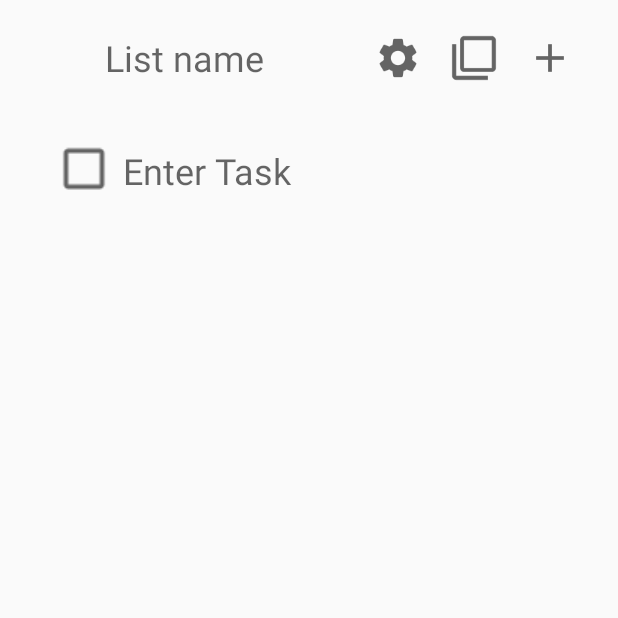
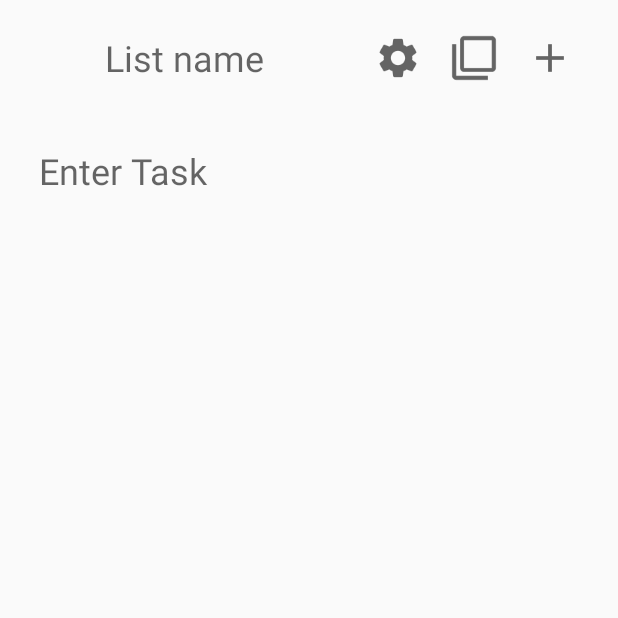
Before and after one commit to RedSlimeKing/ToDo-App, an Android app: the screen it shows after launch (MainActivity), on a phone screen of 412 x 824 dp, the top half of it. Run offline under Robolectric (Android 15) with nearby library versions, the phone set to English and light mode, and no system bars.

Commit message:
Fixed Checkbox on ghost text

```diff
--- a/ToDoAPP/app/src/main/java/com/example/todoapp/RecyclerViewAdapter.java
+++ b/ToDoAPP/app/src/main/java/com/example/todoapp/RecyclerViewAdapter.java
@@ -35,7 +35,12 @@ public class RecyclerViewAdapter extends RecyclerView.Adapter<RecyclerViewAdapte
     @Override
     public ViewHolder onCreateViewHolder(ViewGroup parent, int viewType) {
         View view = LayoutInflater.from(parent.getContext()).inflate(R.layout.task_layout, parent,false);
-        return new ViewHolder(view);
+        ViewHolder holder = new ViewHolder(view);
+        if(holder.text.getText().toString().equals("")){
+            holder.box.setVisibility(View.GONE);
+        }
+        holder.text.setHint("Enter Task");
+        return holder;
     }
 
     @Override
@@ -44,6 +49,10 @@ public class RecyclerViewAdapter extends RecyclerView.Adapter<RecyclerViewAdapte
 
         holder.box.setChecked(item.isCompleted);
         holder.text.setText(item.taskString);
+        if(!item.taskString.equals("")){
+            holder.box.setVisibility(View.VISIBLE);
+        }
+
 
         holder.box.setOnClickListener(new View.OnClickListener() {
             @Override
@@ -84,11 +93,6 @@ public class RecyclerViewAdapter extends RecyclerView.Adapter<RecyclerViewAdapte
 
             }
         });
-
-        if(holder.text.getText().toString().equals("")){
-            //holder.box.setVisibility(View.GONE);
-            holder.text.setHint("Enter Task");
-        }
     }
     public void deleteItem(int position) {
         mList.remove(position);
```
